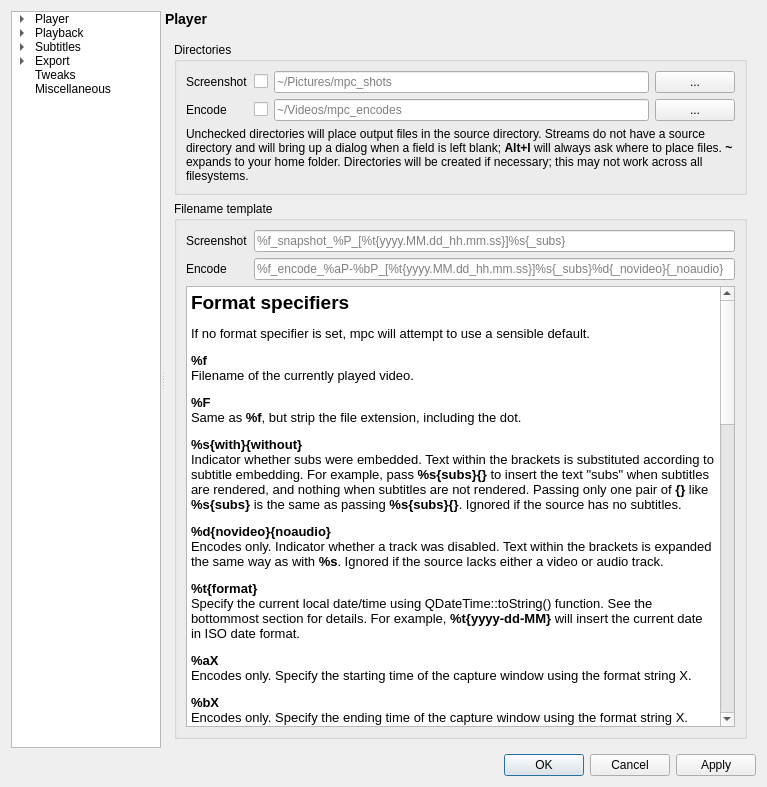
First picture: the form in settingswindow.ui, repository mpc-qt/mpc-qt, before the edit.
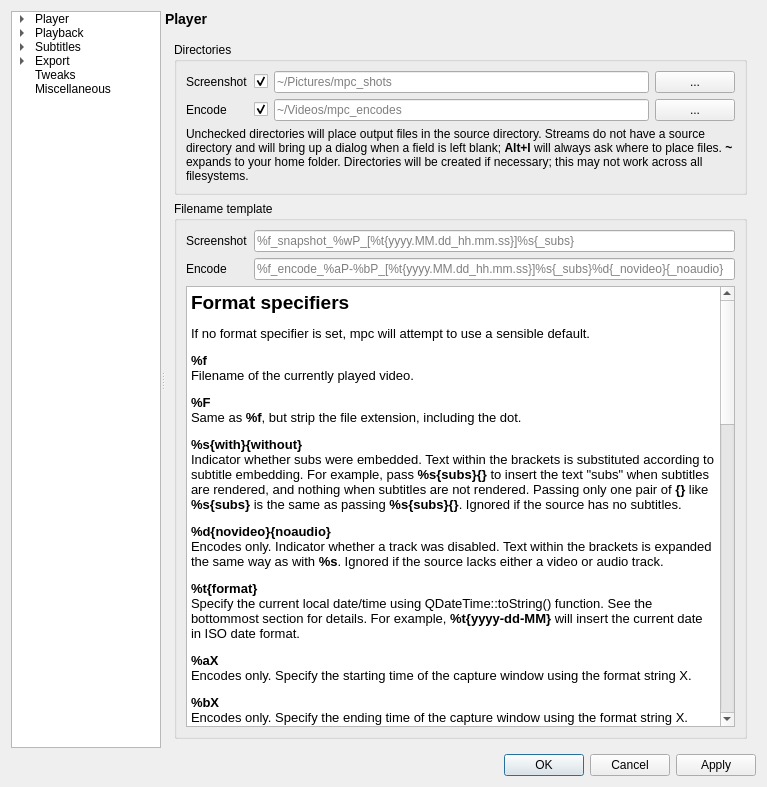
Second picture: the form after the edit.

Patch:
```diff
--- a/settingswindow.ui
+++ b/settingswindow.ui
@@ -5107,6 +5107,9 @@
                   <property name="text">
                    <string/>
                   </property>
+                  <property name="checked">
+                   <bool>true</bool>
+                  </property>
                  </widget>
                 </item>
                 <item>
@@ -5139,6 +5142,9 @@
                   <property name="text">
                    <string/>
                   </property>
+                  <property name="checked">
+                   <bool>true</bool>
+                  </property>
                  </widget>
                 </item>
                 <item>
@@ -5186,7 +5192,7 @@
               <item row="0" column="1">
                <widget class="QLineEdit" name="screenshotTemplate">
                 <property name="placeholderText">
-                 <string>%f_snapshot_%P_[%t{yyyy.MM.dd_hh.mm.ss}]%s{_subs}</string>
+                 <string>%f_snapshot_%wP_[%t{yyyy.MM.dd_hh.mm.ss}]%s{_subs}</string>
                 </property>
                </widget>
               </item>
```
